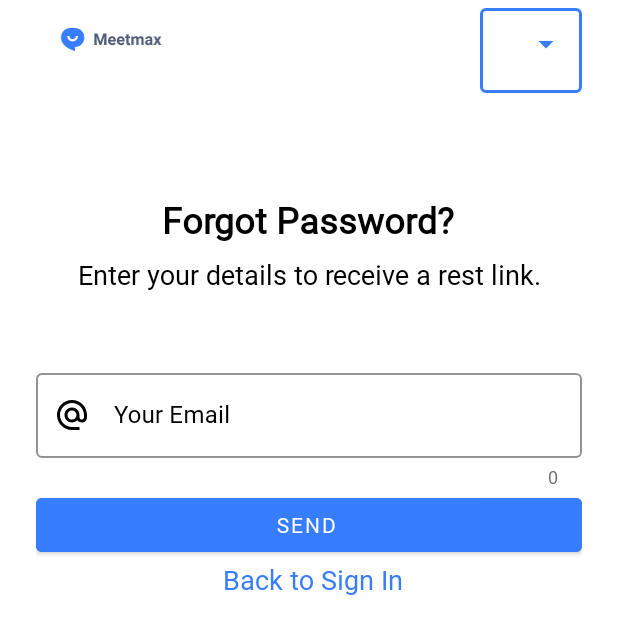
After one commit to rafi-am7/Meetmax, an Android app: the layout activity_forget_password.xml on its own in the app's theme, with its tools: preview values and no code run, on a phone screen of 412 x 824 dp. The commit adds this screen. Shown: the top 634 px of the screen. Run offline under Robolectric (Android 15) with nearby library versions, the phone set to English and light mode, and no system bars.

Commit message:
Final App

```diff
--- /dev/null
+++ b/Meetmax/app/src/main/java/com/example/meetmax/FeedPostAdapter.java
@@ -0,0 +1,4 @@
+package com.example.meetmax;
+
+public class FeedPostAdapter {
+}
--- a/Meetmax/app/src/main/java/com/example/meetmax/MainActivity.java
+++ b/Meetmax/app/src/main/java/com/example/meetmax/MainActivity.java
@@ -64,7 +64,7 @@ public class MainActivity extends AppCompatActivity {
                 }
                 else if(item.getItemId()==R.id.nav_menu_notifications)
                 {
-                    replaceFragment(postAddFragment);
+                    replaceFragment(notificationsFragment);
                 }
                 else if(item.getItemId()==R.id.nav_menu_settings)
                 {
--- /dev/null
+++ b/Meetmax/app/src/main/res/layout/activity_forget_password.xml
@@ -0,0 +1,161 @@
+<?xml version="1.0" encoding="utf-8"?>
+<androidx.constraintlayout.widget.ConstraintLayout
+xmlns:android="http://schemas.android.com/apk/res/android"
+xmlns:tools="http://schemas.android.com/tools"
+xmlns:app="http://schemas.android.com/apk/res-auto"
+android:id="@+id/main"
+android:layout_width="match_parent"
+android:layout_height="match_parent"
+android:background="@color/white"
+tools:context=".ForgetPassword">
+<ImageView
+    android:id="@+id/sign_up_logo_with_text"
+    android:layout_width="152dp"
+    android:layout_height="60dp"
+    app:layout_constraintStart_toStartOf="parent"
+    app:layout_constraintLeft_toLeftOf="parent"
+    android:src="@drawable/ic_logo_with_txt"
+    tools:ignore="MissingConstraints" />
+<com.google.android.material.textfield.TextInputLayout
+    android:id="@+id/language_manu"
+    style="@style/Widget.MaterialComponents.TextInputLayout.OutlinedBox.ExposedDropdownMenu"
+    android:layout_width="wrap_content"
+    android:layout_height="wrap_content"
+    android:layout_marginStart="24dp"
+    android:layout_marginTop="10dp"
+    android:textColorHint="@color/black"
+    app:hintTextColor="@color/black"
+    app:boxBackgroundColor="@color/white"
+    app:helperTextTextColor="@color/red"
+    android:layout_marginEnd="24dp"
+    app:layout_constraintEnd_toEndOf="parent"
+    app:layout_constraintLeft_toRightOf="@+id/sign_up_logo_with_text"
+    tools:ignore="DuplicateIds,MissingConstraints">
+
+    <AutoCompleteTextView
+        android:id="@+id/language_manu_text_view"
+        android:layout_width="wrap_content"
+        android:layout_height="wrap_content"
+        android:textColor="@color/black"
+        android:inputType="none" />
+
+</com.google.android.material.textfield.TextInputLayout>
+<ScrollView
+    android:layout_marginTop="130dp"
+    android:layout_width="match_parent"
+    android:layout_height="match_parent"
+    app:layout_constraintLeft_toLeftOf="parent"
+    app:layout_constraintRight_toRightOf="parent"
+    android:layout_marginStart="24dp"
+    app:layout_constraintVertical_weight="1"
+    app:layout_constraintHorizontal_weight="1"
+    android:layout_marginEnd="24dp"
+    app:layout_constraintTop_toBottomOf="@id/sign_up_logo_with_text">
+    <androidx.constraintlayout.widget.ConstraintLayout
+        android:layout_width="match_parent"
+        android:layout_height="wrap_content">
+
+        <TextView
+            android:id="@+id/forgot_password_getting_started"
+            android:layout_width="wrap_content"
+            android:layout_height="wrap_content"
+            android:text="Forgot Password?"
+            android:textColor="@color/black"
+            android:textSize="24sp"
+            android:textStyle="bold"
+            app:layout_constraintEnd_toEndOf="parent"
+            app:layout_constraintHorizontal_bias="0.497"
+            app:layout_constraintStart_toStartOf="parent"
+            app:layout_constraintTop_toTopOf="parent" />
+        <TextView
+            android:singleLine="false"
+            android:gravity="center_horizontal"
+            android:id="@+id/sign_up_welcome_text_view"
+            android:layout_width="wrap_content"
+            android:layout_height="wrap_content"
+            android:text="@string/forgot_password_welcome_text"
+            android:layout_marginTop="8dp"
+            android:textColor="@color/black"
+            android:textSize="18sp"
+            app:layout_constraintEnd_toEndOf="parent"
+            app:layout_constraintStart_toStartOf="parent"
+            app:layout_constraintTop_toBottomOf="@+id/forgot_password_getting_started"
+            tools:ignore="MissingConstraints" />
+
+
+
+
+
+
+
+
+        <com.google.android.material.textfield.TextInputLayout
+            android:id="@+id/forgot_password_email_layout"
+            style="@style/Widget.MaterialComponents.TextInputLayout.OutlinedBox"
+            android:layout_width="match_parent"
+            android:layout_height="wrap_content"
+            android:hint="Your Email"
+            app:counterEnabled="true"
+            app:endIconMode="clear_text"
+            app:errorEnabled="true"
+            app:errorIconDrawable="@drawable/error"
+            app:layout_constraintStart_toStartOf="parent"
+            android:textColorHint="@color/black"
+            app:boxStrokeColor="@color/colorPrimary"
+            app:startIconTint="@color/black"
+            app:hintTextColor="@color/colorPrimary"
+            app:iconTint="@color/colorPrimary"
+            app:helperTextTextColor="@color/red"
+            app:layout_constraintEnd_toEndOf="parent"
+            app:layout_constraintTop_toBottomOf="@+id/sign_up_welcome_text_view"
+            app:startIconDrawable="@drawable/baseline_alternate_email_24"
+            android:layout_marginTop="48dp">
+
+            <EditText
+                android:textColor="@color/black"
+                android:id="@+id/sign_in_email_edit_text"
+                android:layout_width="match_parent"
+                android:layout_height="wrap_content"
+                android:inputType="text">
+
+            </EditText>
+
+        </com.google.android.material.textfield.TextInputLayout>
+
+
+
+        <com.google.android.material.button.MaterialButton
+            android:id="@+id/forgot_password_button"
+            style="@style/Widget.MaterialComponents.Button.Icon"
+            android:layout_width="match_parent"
+            android:layout_height="wrap_content"
+            android:layout_marginBottom="10dp"
+            android:backgroundTint="@color/colorPrimary"
+            android:text="Send"
+            android:textColor="@color/white"
+            app:iconGravity="end"
+            app:iconTint="@color/white"
+            app:layout_constraintEnd_toEndOf="parent"
+            app:layout_constraintStart_toStartOf="parent"
+            app:layout_constraintTop_toBottomOf="@+id/forgot_password_email_layout" />
+
+        <TextView
+
+            app:layout_constraintStart_toStartOf="parent"
+            app:layout_constraintEnd_toEndOf="parent"
+            app:layout_constraintTop_toBottomOf="@id/forgot_password_button"
+            android:id="@+id/sign_in_button"
+            android:layout_width="wrap_content"
+            android:layout_height="wrap_content"
+            android:textSize="18sp"
+            android:textColor="@color/colorPrimary"
+            android:clickable="true"
+            android:text=" Back to Sign In"/>
+
+    </androidx.constraintlayout.widget.ConstraintLayout>
+
+
+</ScrollView>
+
+
+</androidx.constraintlayout.widget.ConstraintLayout>
--- a/Meetmax/app/src/main/res/layout/fragment_explore.xml
+++ b/Meetmax/app/src/main/res/layout/fragment_explore.xml
@@ -11,5 +11,5 @@
         android:textColor="@color/black"
         android:layout_height="wrap_content"
         android:layout_margin="@dimen/text_margin"
-        android:text="@string/large_text" />
+        android:text="Explore" />
 </androidx.core.widget.NestedScrollView>
--- a/Meetmax/app/src/main/res/layout/fragment_my_community.xml
+++ b/Meetmax/app/src/main/res/layout/fragment_my_community.xml
@@ -11,5 +11,5 @@
         android:layout_width="wrap_content"
         android:layout_height="wrap_content"
         android:layout_margin="@dimen/text_margin"
-        android:text="@string/large_text" />
+        android:text="My Community" />
 </androidx.core.widget.NestedScrollView>
--- /dev/null
+++ b/Meetmax/build.gradle.kts
@@ -0,0 +1,4 @@
+// Top-level build file where you can add configuration options common to all sub-projects/modules.
+plugins {
+    alias(libs.plugins.android.application) apply false
+}
```
Also changed, not shown: Meetmax/app/build.gradle.kts (added, +43 -0 lines), Meetmax/app/src/main/java/com/example/meetmax/ForgetPassword.java (added, +24 -0 lines), Meetmax/app/src/main/java/com/example/meetmax/ScrollingFragment.java (added, +21 -0 lines), Meetmax/app/src/main/java/com/example/meetmax/SettingsFragment.java (+60 -4 lines), Meetmax/app/src/main/res/drawable/ic_logo_with_text.xml (added, +21 -0 lines), Meetmax/app/src/main/res/layout/fragment_post_add.xml (+16 -15 lines), Meetmax/app/src/main/res/layout/fragment_scrolling.xml (added, +13 -0 lines), Meetmax/app/src/main/res/layout/fragment_settings.xml (added, +20 -0 lines), Meetmax/settings.gradle.kts (added, +23 -0 lines).
